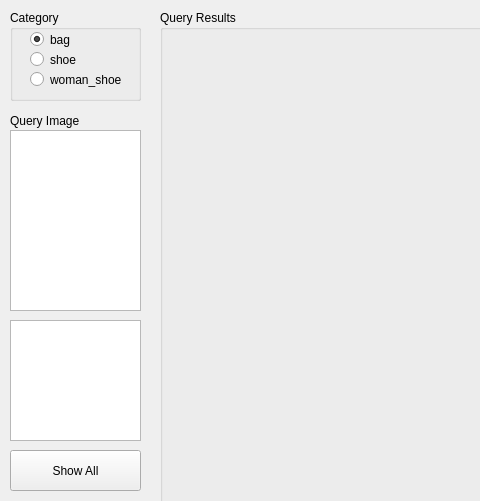
The window that demo/src/demo.ui (dapicester/image-search) describes before a commit, drawn with Qt 5; both pictures show x 0 to 480 and y 0 to 501 of the 1024 by 768 pixel window.
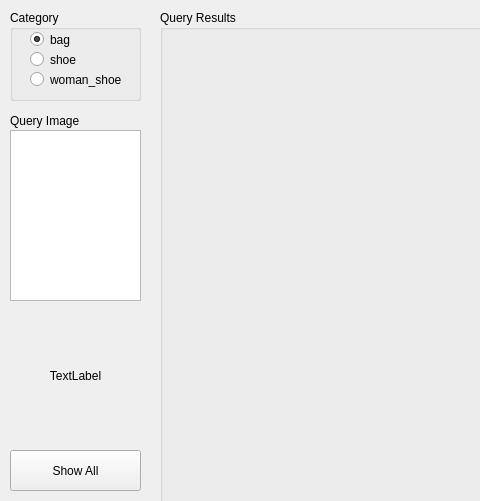
The same window after the commit.

Commit message: Display query image

```diff
--- a/demo/src/demo.ui
+++ b/demo/src/demo.ui
@@ -91,16 +91,6 @@
      <string>Query Image</string>
     </property>
    </widget>
-   <widget class="QGraphicsView" name="queryGraphicsView">
-    <property name="geometry">
-     <rect>
-      <x>10</x>
-      <y>320</y>
-      <width>131</width>
-      <height>121</height>
-     </rect>
-    </property>
-   </widget>
    <widget class="QPushButton" name="showAllButton">
     <property name="geometry">
      <rect>
@@ -279,13 +269,35 @@
       <x>10</x>
       <y>130</y>
       <width>131</width>
-      <height>181</height>
+      <height>171</height>
      </rect>
     </property>
     <property name="sortingEnabled">
      <bool>false</bool>
     </property>
    </widget>
+   <widget class="QLabel" name="queryImage">
+    <property name="geometry">
+     <rect>
+      <x>10</x>
+      <y>310</y>
+      <width>131</width>
+      <height>131</height>
+     </rect>
+    </property>
+    <property name="toolTip">
+     <string>Images similar to this will be retrieved</string>
+    </property>
+    <property name="text">
+     <string>TextLabel</string>
+    </property>
+    <property name="scaledContents">
+     <bool>false</bool>
+    </property>
+    <property name="alignment">
+     <set>Qt::AlignCenter</set>
+    </property>
+   </widget>
   </widget>
   <widget class="QMenuBar" name="menubar">
    <property name="geometry">
```
The commit also changes 2 other files.
